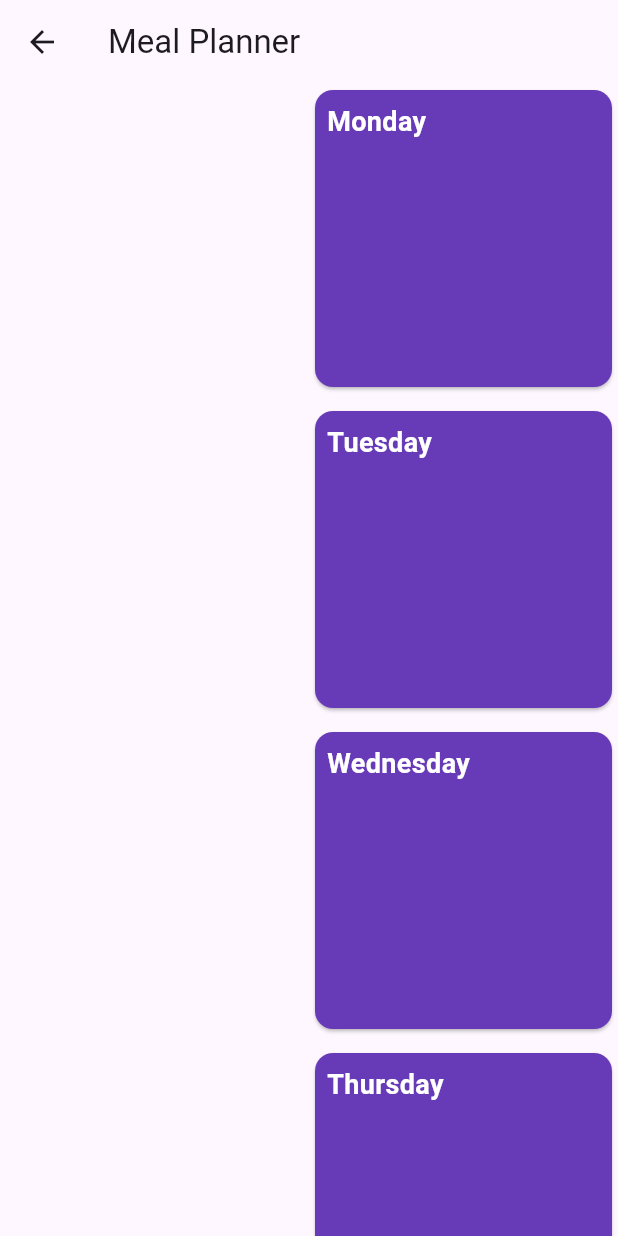
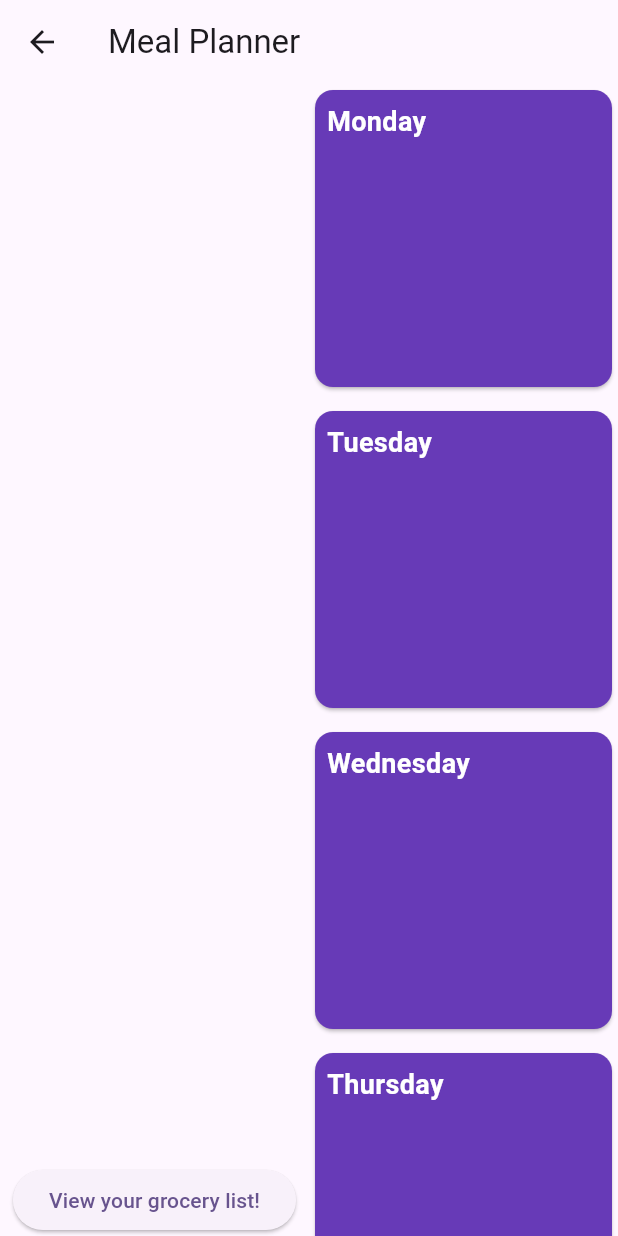
Before and after one commit to aladebrian/MobileP1, a Flutter app: the MealPlannerScreen screen opened directly, on a phone screen of 412 x 824 dp. Run offline on Flutter 3.47's test engine with Material 3 defaults, Android fonts, the light colour scheme and no system bars; our stand-ins replace decimal, sqflite; accounts and stored records are empty.

Commit message:
start mealplanner refactoring and grocery list

```diff
--- a/lib/mealplanner_page.dart
+++ b/lib/mealplanner_page.dart
@@ -3,31 +3,30 @@ import 'package:provider/provider.dart';
 import 'package:recipe_planner/recipe_model.dart';
 import 'package:recipe_planner/recipes.dart';
 
-class MealPlannerScreen extends StatefulWidget {
+class MealPlannerScreen extends StatelessWidget {
   const MealPlannerScreen({super.key});
-
-  @override
-  State<MealPlannerScreen> createState() => _MealPlannerScreenState();
-}
-
-class _MealPlannerScreenState extends State<MealPlannerScreen> {
+  static const List<String> days = [
+    'Monday',
+    'Tuesday',
+    'Wednesday',
+    'Thursday',
+    'Friday',
+    'Saturday',
+    'Sunday',
+  ];
   @override
   Widget build(BuildContext context) {
     return Scaffold(
-      appBar: AppBar(
-        title: const Text('Meal Planner'),
-        leading: IconButton(
-          icon: const Icon(Icons.arrow_back),
-          onPressed: () {
-            Navigator.pop(context);
-          },
-        ),
-      ),
+      appBar: AppBar(title: const Text('Meal Planner')),
       body: Row(
         children: [
           Expanded(
+            child: Column(
+              children: [
+                Expanded(
                   child: GridView.builder(
-              gridDelegate: const SliverGridDelegateWithFixedCrossAxisCount(
+                    gridDelegate:
+                        const SliverGridDelegateWithFixedCrossAxisCount(
                           crossAxisCount: 2,
                           crossAxisSpacing: 8,
                           mainAxisSpacing: 8,
@@ -36,6 +35,48 @@ class _MealPlannerScreenState extends State<MealPlannerScreen> {
                     itemBuilder: (context, index) {
                       final recipe =
                           context.watch<RecipeModel>().cart.toList()[index];
+                      return MealPlannerTile(recipe: recipe);
+                    },
+                  ),
+                ),
+                ElevatedButton(
+                  onPressed:
+                      () => Navigator.push(
+                        context,
+                        MaterialPageRoute(
+                          builder: (context) => const GroceryListScreen(),
+                        ),
+                      ),
+                  child: Text("View your grocery list!"),
+                ),
+              ],
+            ),
+          ),
+          Expanded(
+            child: GridView.builder(
+              gridDelegate: const SliverGridDelegateWithFixedCrossAxisCount(
+                crossAxisCount: 1,
+                crossAxisSpacing: 8,
+                mainAxisSpacing: 8,
+              ),
+              itemCount: days.length,
+              itemBuilder: (context, index) {
+                String day = days[index];
+                return DayTile(day: day);
+              },
+            ),
+          ),
+        ],
+      ),
+    );
+  }
+}
+
+class MealPlannerTile extends StatelessWidget {
+  const MealPlannerTile({super.key, required this.recipe});
+  final Recipe recipe;
+  @override
+  Widget build(BuildContext context) {
     return GestureDetector(
       onTap: () {},
       child: Draggable<Recipe>(
@@ -46,12 +87,7 @@ class _MealPlannerScreenState extends State<MealPlannerScreen> {
             width: 100,
             height: 100,
             color: Colors.purpleAccent,
-                        child: Center(
-                          child: Text(
-                            recipe.name,
-                            style: const TextStyle(color: Colors.white),
-                          ),
-                        ),
+            child: Image(image: recipe.image),
           ),
         ),
         childWhenDragging: Container(),
@@ -62,45 +98,24 @@ class _MealPlannerScreenState extends State<MealPlannerScreen> {
             child: Column(
               children: [
                 Image(image: recipe.image),
-                            Text(
-                              recipe.name,
-                              style: const TextStyle(color: Colors.white),
-                            ),
+                Text(recipe.name, style: const TextStyle(color: Colors.white)),
               ],
             ),
           ),
         ),
       ),
     );
-              },
-            ),
-          ),
-          Expanded(
-            child: GridView.builder(
-              gridDelegate: const SliverGridDelegateWithFixedCrossAxisCount(
-                crossAxisCount: 1,
-                crossAxisSpacing: 8,
-                mainAxisSpacing: 8,
-              ),
-              itemCount: 7,
-              itemBuilder: (context, index) {
-                String day =
-                    [
-                      'Monday',
-                      'Tuesday',
-                      'Wednesday',
-                      'Thursday',
-                      'Friday',
-                      'Saturday',
-                      'Sunday',
-                    ][index];
+  }
+}
 
+class DayTile extends StatelessWidget {
+  const DayTile({super.key, required this.day});
+  final String day;
+  @override
+  Widget build(BuildContext context) {
     return DragTarget<Recipe>(
       onAcceptWithDetails: (details) {
-                    context.read<RecipeModel>().addRecipeToDay(
-                      day,
-                      details.data,
-                    );
+        context.read<RecipeModel>().addRecipeToDay(day, details.data);
       },
       builder: (context, candidateData, rejectedData) {
         return Card(
@@ -121,10 +136,7 @@ class _MealPlannerScreenState extends State<MealPlannerScreen> {
                 Expanded(
                   child: ListView.builder(
                     itemCount:
-                                    context
-                                        .watch<RecipeModel>()
-                                        .weeklyMeals[day]
-                                        ?.length ??
+                        context.watch<RecipeModel>().weeklyMeals[day]?.length ??
                         0,
                     itemBuilder: (context, recipeIndex) {
                       final recipe =
@@ -136,9 +148,7 @@ class _MealPlannerScreenState extends State<MealPlannerScreen> {
                           ListTile(
                             title: Text(
                               recipe.name,
-                                          style: const TextStyle(
-                                            color: Colors.white,
-                                          ),
+                              style: const TextStyle(color: Colors.white),
                             ),
                             leading: Image(image: recipe.image),
                           ),
@@ -152,9 +162,7 @@ class _MealPlannerScreenState extends State<MealPlannerScreen> {
                               ),
                               onPressed: () {
                                 // Call the method from RecipeModel
-                                            context
-                                                .read<RecipeModel>()
-                                                .removeRecipeFromDay(
+                                context.read<RecipeModel>().removeRecipeFromDay(
                                   day,
                                   recipe,
                                 );
@@ -167,19 +175,34 @@ class _MealPlannerScreenState extends State<MealPlannerScreen> {
                   ),
                 ),
                 if (candidateData.isNotEmpty)
-                              const Text(
-                                "Drop here!",
-                                style: TextStyle(color: Colors.red),
-                              ),
+                  const Text("Drop here!", style: TextStyle(color: Colors.red)),
               ],
             ),
           ),
         );
       },
     );
-              },
+    ;
+  }
+}
+
+class GroceryListScreen extends StatelessWidget {
+  const GroceryListScreen({super.key});
+
+  @override
+  Widget build(BuildContext context) {
+    return Scaffold(
+      appBar: AppBar(),
+      body: Column(
+        children: [
+          Text("Hellooo"),
+          Text("Hellooo"),
+          ...context.read<RecipeModel>().groceries.map(
+            (ingredient) => Text(
+              "${ingredient.name} ${ingredient.value} ${ingredient.unit}",
             ),
           ),
+          Text("Hi"),
         ],
       ),
     );
--- a/lib/recipe_model.dart
+++ b/lib/recipe_model.dart
@@ -13,8 +13,16 @@ class RecipeModel extends ChangeNotifier {
       ],
       ingredients: {
         Ingredient(name: "Slices of Sandwich Bread", value: 2),
-        Ingredient(name: "Peanut Butter", value: 2, unit: IngredientUnit.tablespoon),
-        Ingredient(name: "Grape Jelly", value: 2, unit: IngredientUnit.teaspoon),
+        Ingredient(
+          name: "Peanut Butter",
+          value: 2,
+          unit: IngredientUnit.tablespoon,
+        ),
+        Ingredient(
+          name: "Grape Jelly",
+          value: 2,
+          unit: IngredientUnit.teaspoon,
+        ),
       },
       tags: {Tag.vegan, Tag.vegetarian},
       image: AssetImage("assets/food.avif"),
@@ -35,9 +43,21 @@ class RecipeModel extends ChangeNotifier {
         Ingredient(name: "Butter", value: 1 / 2, unit: IngredientUnit.cup),
         Ingredient(name: "Garlic", value: 2, unit: IngredientUnit.tablespoon),
         Ingredient(name: "Mushrooms", value: 16, unit: IngredientUnit.ounce),
-        Ingredient(name: "Heavy Whipping Cream", value: 1, unit: IngredientUnit.cup),
-        Ingredient(name: "Fettucine Pasta", value: 1, unit: IngredientUnit.pound),
-        Ingredient(name: "Parmesan Cheese", value: 1 / 2, unit: IngredientUnit.cup),
+        Ingredient(
+          name: "Heavy Whipping Cream",
+          value: 1,
+          unit: IngredientUnit.cup,
+        ),
+        Ingredient(
+          name: "Fettucine Pasta",
+          value: 1,
+          unit: IngredientUnit.pound,
+        ),
+        Ingredient(
+          name: "Parmesan Cheese",
+          value: 1 / 2,
+          unit: IngredientUnit.cup,
+        ),
         Ingredient(name: "Salt", value: 1, unit: IngredientUnit.teaspoon),
       },
       tags: {Tag.vegetarian},
@@ -54,19 +74,26 @@ class RecipeModel extends ChangeNotifier {
       ],
       ingredients: {
         Ingredient(name: "Shrimp", value: 1, unit: IngredientUnit.pound),
-        Ingredient(name: "Creole Seasoning", value: 2, unit: IngredientUnit.tablespoon),
+        Ingredient(
+          name: "Creole Seasoning",
+          value: 2,
+          unit: IngredientUnit.tablespoon,
+        ),
         Ingredient(name: "Butter", value: 2, unit: IngredientUnit.tablespoon),
       },
       tags: {Tag.pescetarian},
       image: AssetImage("assets/food.avif"),
     ),
     Recipe(
-      name:
-          "Recipe 4",
+      name: "Recipe 4",
       steps: ["do this again", 'then this', 'unfortunately this'],
       ingredients: {
         Ingredient(name: "a lot of this", value: 20, unit: IngredientUnit.cup),
-        Ingredient(name: "a little bit of that", value: 10, unit: IngredientUnit.cup)
+        Ingredient(
+          name: "a little bit of that",
+          value: 10,
+          unit: IngredientUnit.cup,
+        ),
       },
       tags: {Tag.vegetarian},
       image: AssetImage("assets/food3.png"),
@@ -116,12 +143,14 @@ class RecipeModel extends ChangeNotifier {
   // Add a recipe to a specific day
   void addRecipeToDay(String day, Recipe recipe) {
     _weeklyMeals[day]?.add(recipe);
+    solveGroceries();
     notifyListeners();
   }
 
   // Remove a recipe from a specific day
   void removeRecipeFromDay(String day, Recipe recipe) {
     _weeklyMeals[day]?.remove(recipe);
+    solveGroceries();
     notifyListeners();
   }
 
@@ -142,4 +171,27 @@ class RecipeModel extends ChangeNotifier {
     tag == Tag.favorited ? set = _favoriteRecipes : set = _cartRecipes;
     return set.contains(recipe) ? tag.color : Tag.defaultColor;
   }
+
+  //
+  // Change the hashcode and equals operator for ingredients
+  // to match the ingredient name instead of the object
+  final Set<Ingredient> _groceries = {};
+  List<Ingredient> get groceries {
+    return _groceries.toList();
+  }
+
+  void solveGroceries() {
+    if (_groceries.isNotEmpty) {
+      return;
+    }
+    _weeklyMeals.forEach((String day, List<Recipe> currRecipes) {
+      for (Recipe recipe in currRecipes) {
+        for (Ingredient ingredient in recipe.ingredients) {
+          if (!_groceries.contains(ingredient)) {
+            _groceries.add(ingredient);
+          }
+        }
+      }
+    });
+  }
 }
--- a/lib/recipes.dart
+++ b/lib/recipes.dart
@@ -43,6 +43,14 @@ class Ingredient {
         ? -1
         : (value * unit.ratio) / finalUnit.ratio;
   }
+
+  @override
+  bool operator ==(Object other) {
+    return other is Ingredient && name == other.name;
+  }
+
+  @override
+  int get hashCode => name.hashCode;
 }
 // [1, 2, 4, 8]
 // TODO add solid units ounces and pounds
```
Lines whose indentation alone changed are shown as unchanged.
